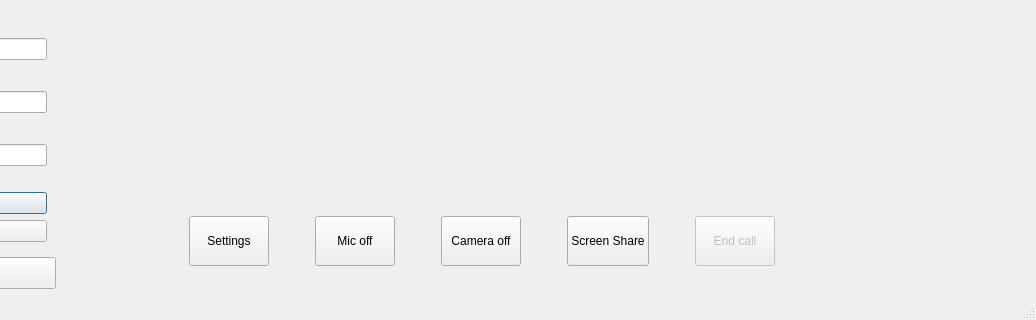
Above: ui/callwindow.ui from ultravideo/uvgComm before the change; both pictures show x 244 to 1280 and y 400 to 720 of the 1280 by 720 pixel window. Below: the same form after it.
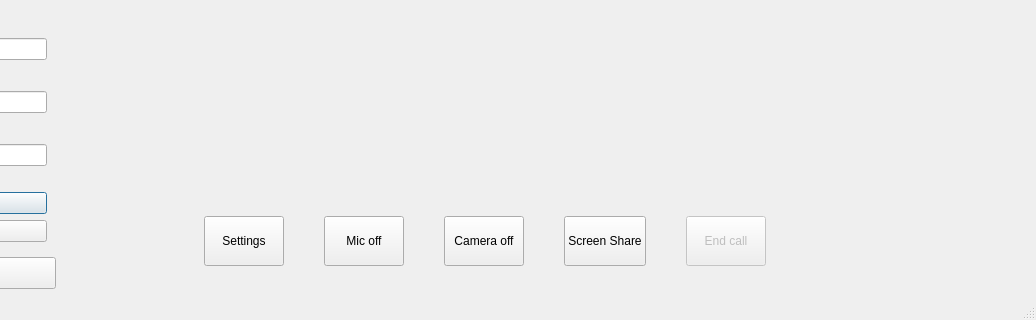
That is the form after the change. Custom widgets are drawn as their Qt base class.

Commit message: feature(GUI): Removing unnecessary spaces between videos in conference

Diff of the .ui file:
```diff
--- a/ui/callwindow.ui
+++ b/ui/callwindow.ui
@@ -64,6 +64,9 @@
        </size>
       </property>
       <layout class="QHBoxLayout" name="horizontalLayout">
+       <property name="spacing">
+        <number>0</number>
+       </property>
        <property name="topMargin">
         <number>0</number>
        </property>
```
Left out of the diff: 2 changed lines with no effect on the pictures.
